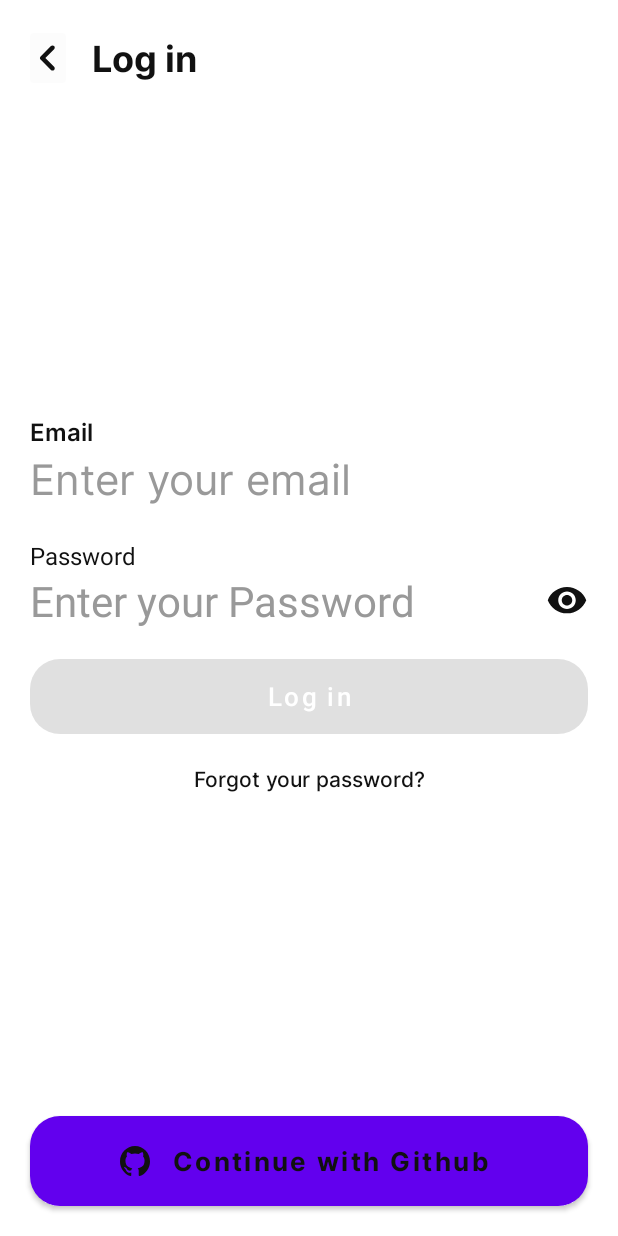
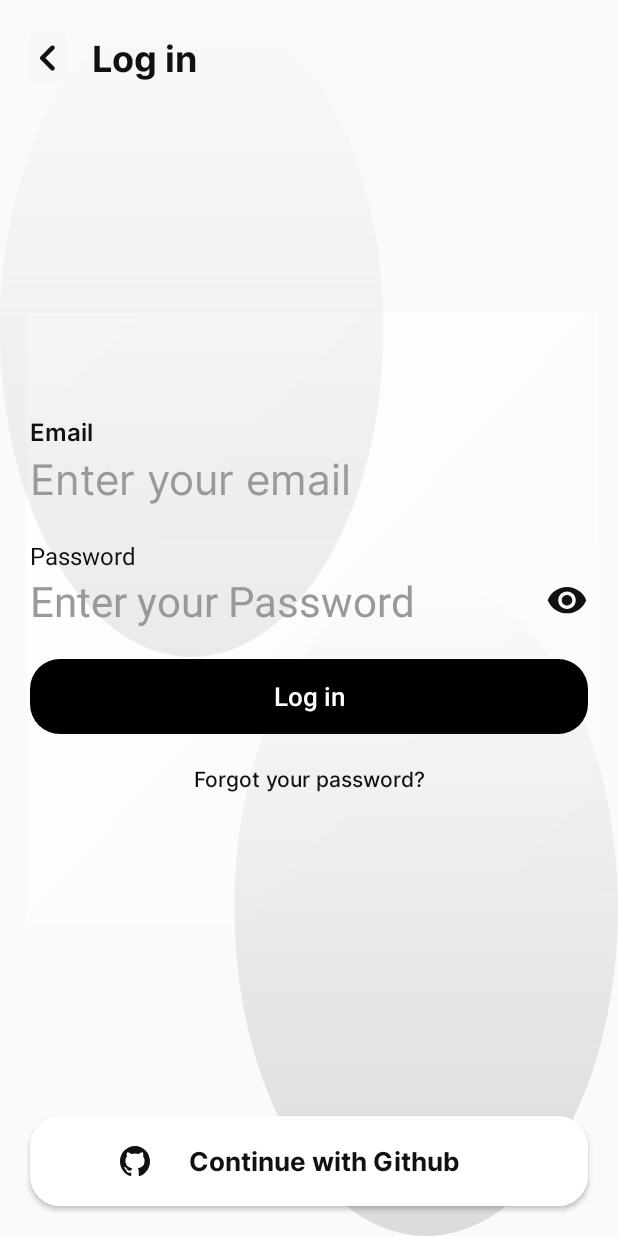
Before and after one commit to Kr-Ludal/Graduation_Project, an Android app: the LoginActivity screen opened directly, with no data from a screen before it, on a phone screen of 412 x 824 dp. Run offline under Robolectric (Android 15) with nearby library versions, the phone set to English and light mode, and no system bars.

Commit message:
버튼 색상 적용(테마변경)

```diff
--- a/app/src/main/res/layout/activity_login.xml
+++ b/app/src/main/res/layout/activity_login.xml
@@ -4,7 +4,7 @@
     xmlns:tools="http://schemas.android.com/tools"
     android:layout_width="match_parent"
     android:layout_height="match_parent"
-
+    android:background="@drawable/ic_background"
     android:orientation="vertical"
     tools:context=".MainActivity">
 
--- a/app/src/main/res/values/themes.xml
+++ b/app/src/main/res/values/themes.xml
@@ -1,6 +1,6 @@
 <resources xmlns:tools="http://schemas.android.com/tools">
     <!-- Base application theme. -->
-    <style name="Theme.Graduation_Project" parent="Theme.MaterialComponents.Light.DarkActionBar">
+    <style name="Theme.Graduation_Project" parent="Theme.AppCompat.Light.DarkActionBar">
         <!-- Primary brand color. -->
         <item name="colorPrimary">@color/purple_500</item>
         <item name="colorPrimaryVariant">@color/white</item>
```
